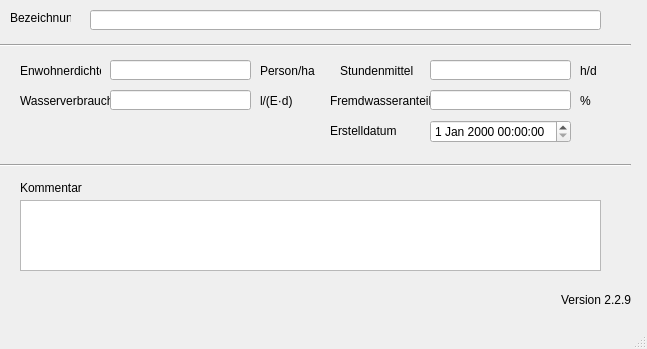
Before: the Qt Designer form qkan/database/templates/einzugsgebiete.ui in hoettges/QKan, drawn with Qt 5.
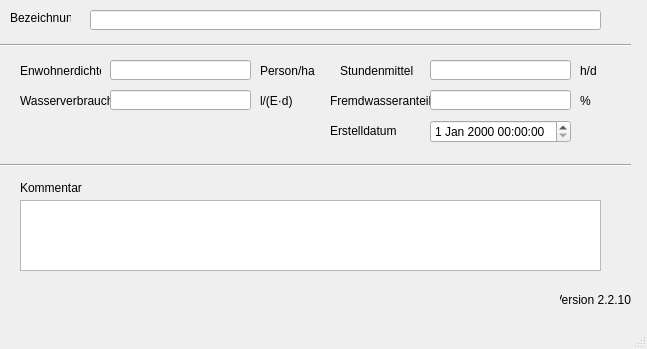
After: the same form once the commit is applied. Custom widgets are drawn as their Qt base class.

What changed in the file:
```diff
--- a/qkan/database/templates/einzugsgebiete.ui
+++ b/qkan/database/templates/einzugsgebiete.ui
@@ -269,7 +269,7 @@
      <string>Version QKan Import</string>
     </property>
     <property name="text">
-     <string>Version 2.2.9</string>
+     <string>Version 2.2.10</string>
     </property>
     <property name="alignment">
      <set>Qt::AlignRight|Qt::AlignTrailing|Qt::AlignVCenter</set>
```
